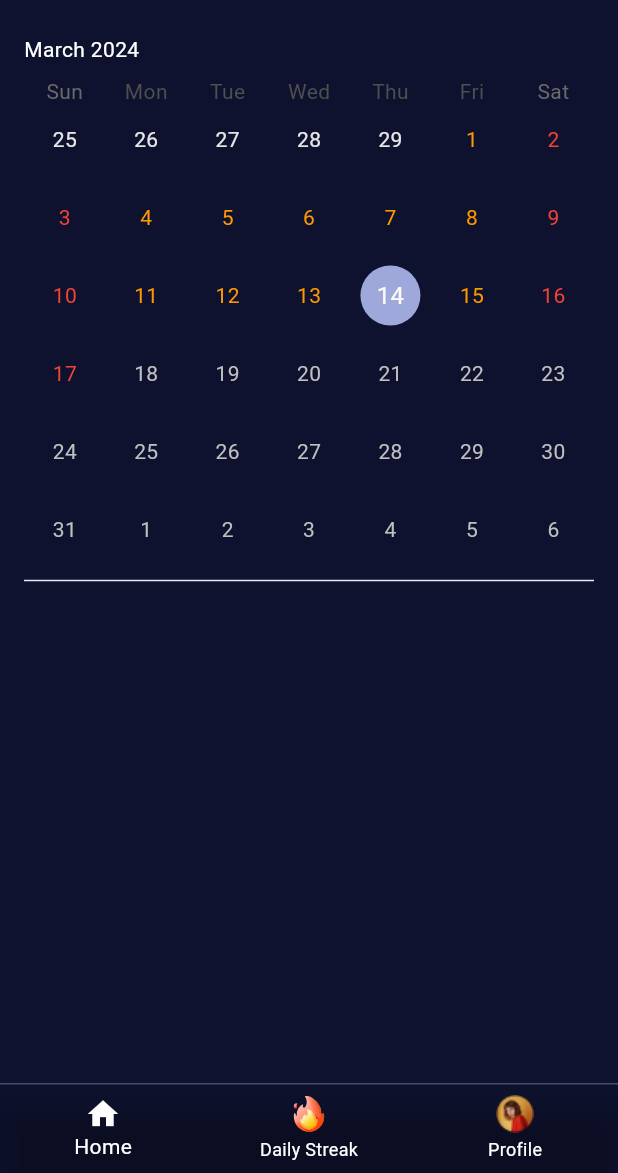
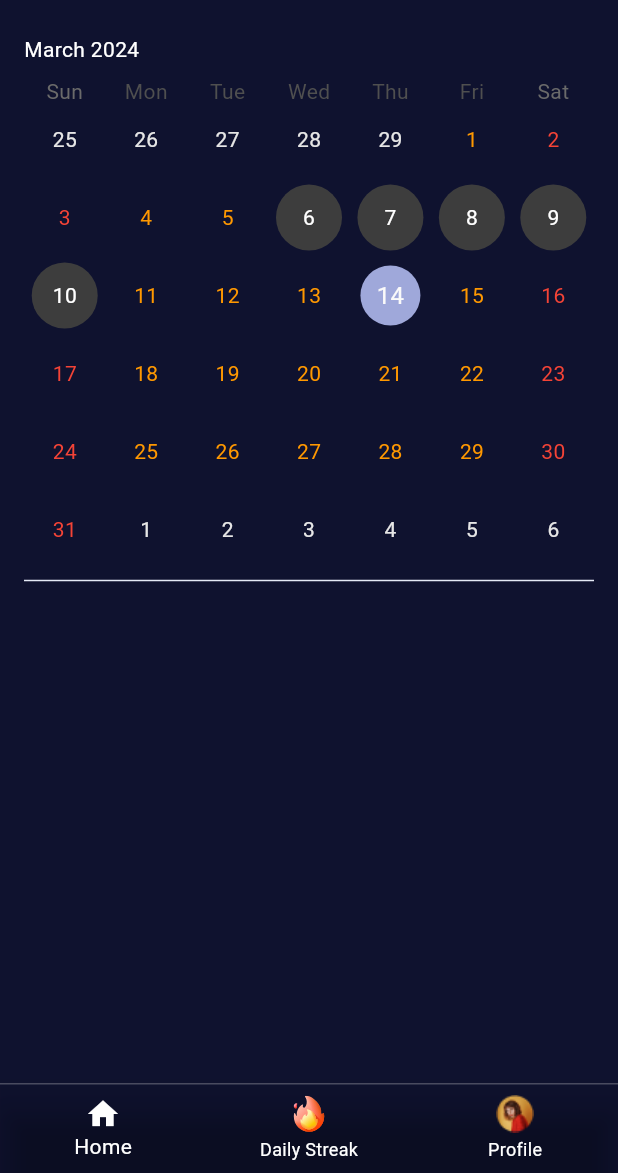
Before and after one commit to AkshayBenny/quotes-app-flutter, a Flutter app: the screen it shows after launch, item 2 of the bottom bar chosen, on a phone screen of 412 x 824 dp, the part 63-1236 px from its top. Run offline on Flutter 3.47's test engine with Material 3 defaults, Android fonts, the phone set to English and light mode, and no system bars; drawn by our look-alikes of table_calendar; our stand-ins replace flutter_svg; project files that could hold a hidden picture were left out.

Commit message:
calendar render bugfix

```diff
--- a/lib/pages/daily_streak_screen.dart
+++ b/lib/pages/daily_streak_screen.dart
@@ -20,7 +20,6 @@ class _DailyStreakScreenState extends State<DailyStreakScreen> {
     DateTime.now().subtract(const Duration(days: 6)),
     DateTime.now().subtract(const Duration(days: 5)),
     DateTime.now().subtract(const Duration(days: 4)),
-    DateTime.now().add(const Duration(days: 3)),
   ];
 
   @override
--- a/lib/widgets/table_calendar_widget.dart
+++ b/lib/widgets/table_calendar_widget.dart
@@ -12,12 +12,11 @@ class TableCalendarWidget extends StatefulWidget {
 class _TableCalendarWidgetState extends State<TableCalendarWidget> {
   final DateTime _focusedDay = DateTime.now();
   static DateTime _firstDay = DateTime.now();
-  static DateTime _lastDay = DateTime.now();
+  final DateTime _lastDay = DateTime.now().add(const Duration(days: 30));
 
   @override
   void initState() {
     _firstDay = widget.userStreaks.reduce((a, b) => a.isBefore(b) ? a : b);
-    _lastDay = widget.userStreaks.reduce((a, b) => a.isAfter(b) ? a : b);
     super.initState();
   }
 
@@ -41,6 +40,30 @@ class _TableCalendarWidgetState extends State<TableCalendarWidget> {
           color: Colors.white,
         ),
       ),
+      calendarBuilders: CalendarBuilders(
+        defaultBuilder: (context, day, focusedDay) {
+          for (DateTime streakDay in widget.userStreaks) {
+            if (day.year == streakDay.year &&
+                day.month == streakDay.month &&
+                day.day == streakDay.day) {
+              return Container(
+                margin: const EdgeInsets.all(4.0),
+                decoration: const BoxDecoration(
+                  color: Color.fromARGB(255, 61, 61, 61), // Highlight color
+                  shape: BoxShape.circle,
+                ),
+                child: Center(
+                  child: Text(
+                    '${day.day}',
+                    style: const TextStyle(color: Colors.white),
+                  ),
+                ),
+              );
+            }
+          }
+          return null; // Fallback to default styling
+        },
+      ),
       // onPageChanged: (focusedDay) {
       //   setState(() {
       //     _focusedDay = focusedDay;
```
